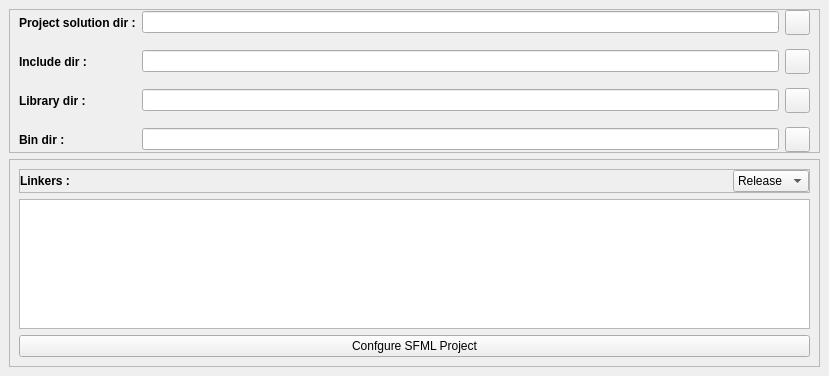
The window that main.ui (Harrypoggers25/SFMLProjectConfig) describes before a commit, drawn with Qt 5.
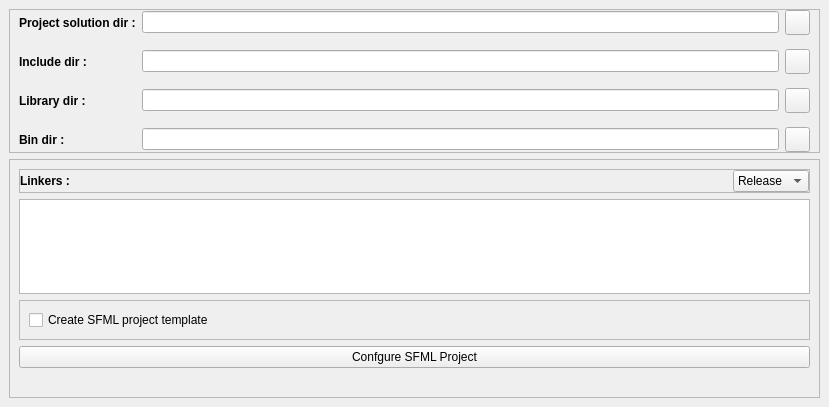
The same window after the commit. Icons and pictures are not drawn.

Commit message: Template Creator

Diff of the .ui file:
```diff
--- a/main.ui
+++ b/main.ui
@@ -7,7 +7,7 @@
     <x>0</x>
     <y>0</y>
     <width>829</width>
-    <height>376</height>
+    <height>407</height>
    </rect>
   </property>
   <property name="windowTitle">
@@ -262,6 +262,25 @@
        <item>
         <widget class="QTextEdit" name="te_linkers"/>
        </item>
+       <item>
+        <widget class="QFrame" name="frm_template">
+         <property name="frameShape">
+          <enum>QFrame::StyledPanel</enum>
+         </property>
+         <property name="frameShadow">
+          <enum>QFrame::Raised</enum>
+         </property>
+         <layout class="QHBoxLayout" name="horizontalLayout_2">
+          <item>
+           <widget class="QCheckBox" name="cb_template">
+            <property name="text">
+             <string>Create SFML project template</string>
+            </property>
+           </widget>
+          </item>
+         </layout>
+        </widget>
+       </item>
        <item>
         <widget class="QPushButton" name="btn_configure">
          <property name="text">
@@ -269,6 +288,19 @@
          </property>
         </widget>
        </item>
+       <item>
+        <widget class="QLabel" name="label">
+         <property name="styleSheet">
+          <string notr="true"/>
+         </property>
+         <property name="text">
+          <string/>
+         </property>
+         <property name="alignment">
+          <set>Qt::AlignCenter</set>
+         </property>
+        </widget>
+       </item>
       </layout>
      </widget>
     </item>
```
Left out of the diff: 2 changed lines with no effect on the pictures. The commit also changes 3 other files.
